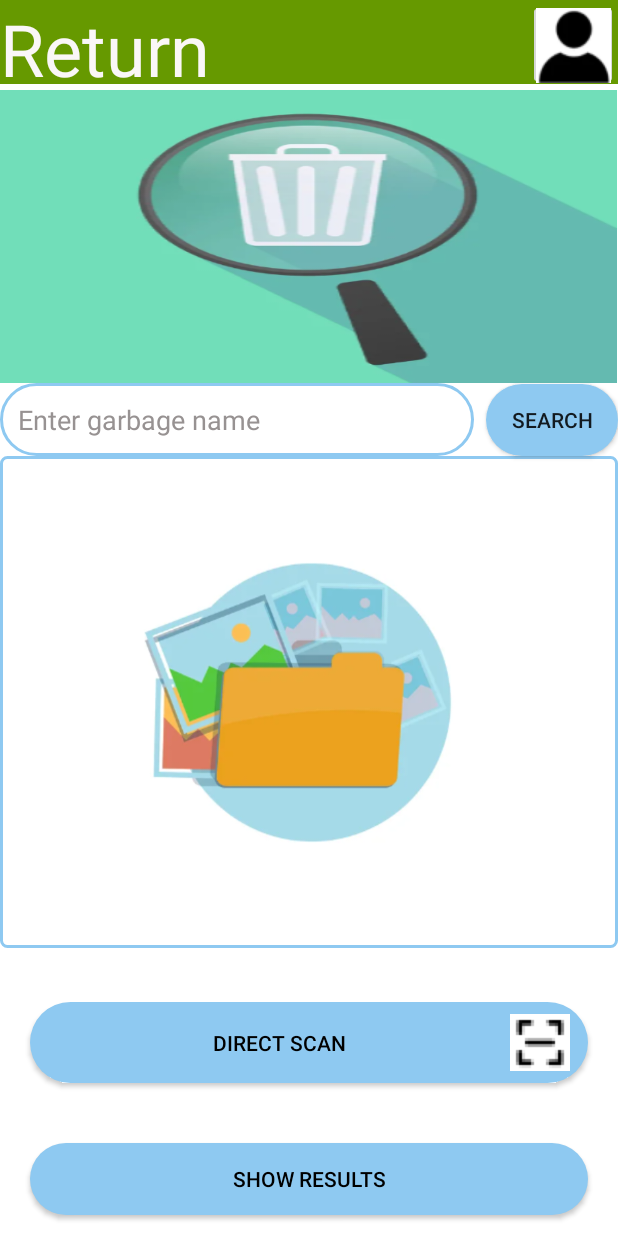
After one commit to wszfln/GarbageSortingApp, an Android app: the layout query.xml on its own in the app's theme, with its tools: preview values and no code run, on a phone screen of 412 x 824 dp. The commit adds this screen. Run offline under Robolectric (Android 15) with nearby library versions, the phone set to English and light mode, and no system bars.

Commit message:
add basic Query page UI design

```diff
--- /dev/null
+++ b/app/src/main/java/com/example/garbagesortingapp/QueryActivity.java
@@ -0,0 +1,47 @@
+package com.example.garbagesortingapp;
+
+import androidx.appcompat.app.AppCompatActivity;
+
+import android.annotation.SuppressLint;
+import android.os.Bundle;
+import android.widget.Button;
+import android.widget.EditText;
+import android.widget.ImageButton;
+import android.widget.ImageView;
+import android.widget.TextView;
+import android.widget.Toolbar;
+
+
+public class QueryActivity extends AppCompatActivity {
+    private Toolbar tlb2;
+    private TextView txvReturn2;
+    private ImageView imvQuery;
+    private ImageView imageViewUpload;
+    private ImageButton imgBtnAccount2;
+    private Button btnSearch;
+    private Button btnScan2;
+    private Button btnScan3;
+    private EditText edtSearch;
+
+    @SuppressLint("MissingInflatedId")
+    @Override
+    protected void onCreate(Bundle savedInstanceState) {
+        super.onCreate(savedInstanceState);
+        setContentView(R.layout.query);
+        //Get component
+        tlb2 = findViewById(R.id.tlb2);
+        txvReturn2 = findViewById(R.id.txvReturn2);
+        imvQuery = findViewById(R.id.imvQuery);
+        imageViewUpload = findViewById(R.id.imageViewUpload);
+        imgBtnAccount2 = findViewById(R.id.imgBtnAccount2);
+        btnSearch = findViewById(R.id.btnSearch);
+        btnScan2 = findViewById(R.id.btnScan2);
+        btnScan3 = findViewById(R.id.btnScan3);
+        edtSearch = findViewById(R.id.edtSearch);
+
+
+
+
+    }
+
+}
--- /dev/null
+++ b/app/src/main/res/drawable/bg_scan_button.xml
@@ -0,0 +1,10 @@
+<?xml version="1.0" encoding="utf-8"?>
+<selector xmlns:android="http://schemas.android.com/apk/res/android">
+    <item>
+        <shape android:shape="rectangle">
+            <solid android:color="#8EC9F1" />
+            <corners android:radius="30dp" />
+        </shape>
+    </item>
+
+</selector>
--- /dev/null
+++ b/app/src/main/res/drawable/bg_search.xml
@@ -0,0 +1,7 @@
+<?xml version="1.0" encoding="utf-8"?>
+<shape xmlns:android="http://schemas.android.com/apk/res/android">
+    <solid android:color="#FFFFFF"/> <!-- background color -->
+    <corners android:radius="30dp"/> <!-- rounded corners -->
+    <stroke android:color="#8EC9F1" android:width="2dp"/> <!-- border color -->
+
+</shape>
--- /dev/null
+++ b/app/src/main/res/drawable/bg_search_button.xml
@@ -0,0 +1,6 @@
+<?xml version="1.0" encoding="utf-8"?>
+<shape xmlns:android="http://schemas.android.com/apk/res/android">
+    <solid android:color="#8EC9F1"/><!-- button color -->
+    <corners android:radius="30dp"/> <!-- rounded corners -->
+
+</shape>
--- /dev/null
+++ b/app/src/main/res/drawable/bg_upload_area.xml
@@ -0,0 +1,7 @@
+<?xml version="1.0" encoding="utf-8"?>
+<shape xmlns:android="http://schemas.android.com/apk/res/android">
+    <solid android:color="#FFFFFF" /> <!-- 背景颜色 -->
+    <stroke android:width="2dp" android:color="#8EC9F1" /> <!-- 边框颜色和宽度 -->
+    <corners android:radius="4dp" /> <!-- 边框圆角 -->
+
+</shape>
--- a/app/src/main/res/layout/activity_main.xml
+++ b/app/src/main/res/layout/activity_main.xml
@@ -119,7 +119,7 @@
         android:id="@+id/btnKnowledge"
         android:layout_width="wrap_content"
         android:layout_height="wrap_content"
-        android:layout_marginTop="32dp"
+        android:layout_marginTop="36dp"
         android:background="@drawable/gradient_green"
         android:text="Garbage Classification Knowledge Introduction"
         android:textAllCaps="false"
@@ -127,6 +127,7 @@
         android:textSize="31sp"
         android:textStyle="normal"
         app:layout_constraintEnd_toEndOf="parent"
+        app:layout_constraintHorizontal_bias="0.0"
         app:layout_constraintStart_toStartOf="parent"
         app:layout_constraintTop_toBottomOf="@+id/txvRecycle" />
 
@@ -134,13 +135,14 @@
         android:id="@+id/btnQuary"
         android:layout_width="wrap_content"
         android:layout_height="wrap_content"
-        android:layout_marginTop="8dp"
+        android:layout_marginTop="4dp"
         android:background="@drawable/gradient_blue"
         android:text="Garbage Classification Query"
         android:textAllCaps="false"
         android:textColor="@android:color/white"
         android:textSize="31sp"
         app:layout_constraintEnd_toEndOf="parent"
+        app:layout_constraintHorizontal_bias="0.444"
         app:layout_constraintStart_toStartOf="parent"
         app:layout_constraintTop_toBottomOf="@id/btnKnowledge" />
 
@@ -148,7 +150,7 @@
         android:id="@+id/btnPosition"
         android:layout_width="wrap_content"
         android:layout_height="wrap_content"
-        android:layout_marginTop="8dp"
+        android:layout_marginTop="4dp"
         android:background="@drawable/gradient_yellow"
         android:text="Garbage Collection Point Positioning"
         android:textAllCaps="false"
@@ -156,6 +158,7 @@
         android:textSize="31sp"
         android:textStyle="normal"
         app:layout_constraintEnd_toEndOf="parent"
+        app:layout_constraintHorizontal_bias="0.0"
         app:layout_constraintStart_toStartOf="parent"
         app:layout_constraintTop_toBottomOf="@id/btnQuary" />
 
--- /dev/null
+++ b/app/src/main/res/layout/query.xml
@@ -0,0 +1,143 @@
+<?xml version="1.0" encoding="utf-8"?>
+<androidx.constraintlayout.widget.ConstraintLayout xmlns:android="http://schemas.android.com/apk/res/android"
+    xmlns:app="http://schemas.android.com/apk/res-auto"
+    xmlns:tools="http://schemas.android.com/tools"
+    android:layout_width="match_parent"
+    android:layout_height="match_parent">
+
+    <android.widget.Button
+        android:id="@+id/btnScan2"
+        android:layout_width="0dp"
+        android:layout_height="wrap_content"
+        android:layout_marginLeft="20dp"
+        android:layout_marginTop="668dp"
+        android:layout_marginRight="20dp"
+        android:background="@drawable/bg_scan_button"
+        android:drawableRight="@drawable/scan"
+        android:gravity="center"
+        android:paddingStart="12dp"
+        android:paddingTop="8dp"
+        android:paddingEnd="12dp"
+        android:paddingBottom="8dp"
+        android:text="Direct Scan"
+        android:textColor="#000000"
+        android:textSize="14sp"
+        app:drawableEndCompat="@drawable/scan"
+        app:layout_constraintHorizontal_bias="0.0"
+        app:layout_constraintLeft_toLeftOf="parent"
+        app:layout_constraintRight_toRightOf="parent"
+        app:layout_constraintTop_toTopOf="parent" />
+
+    <android.widget.Button
+        android:id="@+id/btnScan3"
+        android:layout_width="0dp"
+        android:layout_height="wrap_content"
+        android:layout_marginLeft="20dp"
+        android:layout_marginTop="40dp"
+        android:layout_marginRight="20dp"
+        android:background="@drawable/bg_scan_button"
+        android:gravity="center"
+        android:paddingStart="12dp"
+        android:paddingTop="8dp"
+        android:paddingEnd="12dp"
+        android:paddingBottom="8dp"
+        android:text="Show Results"
+        android:textColor="#000000"
+        android:textSize="14sp"
+        app:layout_constraintHorizontal_bias="1.0"
+        app:layout_constraintLeft_toLeftOf="parent"
+        app:layout_constraintRight_toRightOf="parent"
+        app:layout_constraintTop_toBottomOf="@+id/btnScan2" />
+
+    <androidx.appcompat.widget.Toolbar
+        android:id="@+id/tlb2"
+        android:layout_width="0dp"
+        android:layout_height="wrap_content"
+        android:background="@android:color/holo_green_dark"
+        android:minHeight="?attr/actionBarSize"
+        android:theme="?attr/actionBarTheme"
+        app:layout_constraintEnd_toEndOf="parent"
+        app:layout_constraintHorizontal_bias="0.0"
+        app:layout_constraintStart_toStartOf="parent"
+        app:layout_constraintTop_toTopOf="parent" />
+
+    <TextView
+        android:id="@+id/txvReturn2"
+        android:layout_width="wrap_content"
+        android:layout_height="wrap_content"
+        android:clickable="true"
+        android:text="Return"
+        android:textColor="#FAF7F7"
+        android:textSize="48sp"
+        app:layout_constraintStart_toStartOf="parent"
+        app:layout_constraintTop_toTopOf="parent" />
+
+    <ImageButton
+        android:id="@+id/imgBtnAccount2"
+        android:layout_width="60dp"
+        android:layout_height="60dp"
+        android:contentDescription="@string/desc_account_button"
+        app:layout_constraintEnd_toEndOf="parent"
+        app:layout_constraintTop_toTopOf="parent"
+        app:srcCompat="@drawable/account" />
+
+    <EditText
+        android:id="@+id/edtSearch"
+        android:layout_width="0dp"
+        android:layout_height="wrap_content"
+        android:layout_marginEnd="8dp"
+        android:background="@drawable/bg_search"
+        android:ems="10"
+        android:hint="Enter garbage name"
+        android:inputType="text"
+        android:padding="12dp"
+        android:textColorHint="#979292"
+        app:layout_constraintBottom_toBottomOf="parent"
+        app:layout_constraintEnd_toStartOf="@id/btnSearch"
+        app:layout_constraintHorizontal_bias="0.0"
+        app:layout_constraintStart_toStartOf="parent"
+        app:layout_constraintTop_toBottomOf="@+id/imvQuery"
+        app:layout_constraintVertical_bias="0.0" />
+
+    <ImageView
+        android:id="@+id/imageViewUpload"
+        android:layout_width="412dp"
+        android:layout_height="328dp"
+        android:background="@drawable/bg_upload_area"
+        android:clickable="true"
+        android:focusable="true"
+        android:padding="32dp"
+        android:scaleType="centerInside"
+        android:src="@drawable/upload"
+        app:layout_constraintBottom_toBottomOf="parent"
+        app:layout_constraintDimensionRatio="1:1"
+        app:layout_constraintEnd_toEndOf="parent"
+        app:layout_constraintHorizontal_bias="0.0"
+        app:layout_constraintStart_toStartOf="parent"
+        app:layout_constraintTop_toBottomOf="@+id/edtSearch"
+        app:layout_constraintVertical_bias="0.0" />
+
+    <android.widget.Button
+        android:id="@+id/btnSearch"
+        android:layout_width="wrap_content"
+        android:layout_height="wrap_content"
+        android:background="@drawable/bg_search_button"
+        android:text="Search"
+        app:layout_constraintEnd_toEndOf="parent"
+        app:layout_constraintTop_toTopOf="@id/edtSearch"
+        app:layout_constraintBottom_toBottomOf="@id/edtSearch"/>
+
+    <ImageView
+        android:id="@+id/imvQuery"
+        android:layout_width="411dp"
+        android:layout_height="195dp"
+        android:layout_marginTop="4dp"
+        android:scaleType="fitXY"
+        app:layout_constraintEnd_toEndOf="parent"
+        app:layout_constraintHorizontal_bias="0.0"
+        app:layout_constraintStart_toStartOf="parent"
+        app:layout_constraintTop_toBottomOf="@+id/tlb2"
+        app:srcCompat="@drawable/query" />
+
+
+</androidx.constraintlayout.widget.ConstraintLayout>
```
Also changed, not shown: app/src/main/res/drawable/query.png (added), app/src/main/res/drawable/scan.png (added), app/src/main/res/drawable/upload.png (added).
